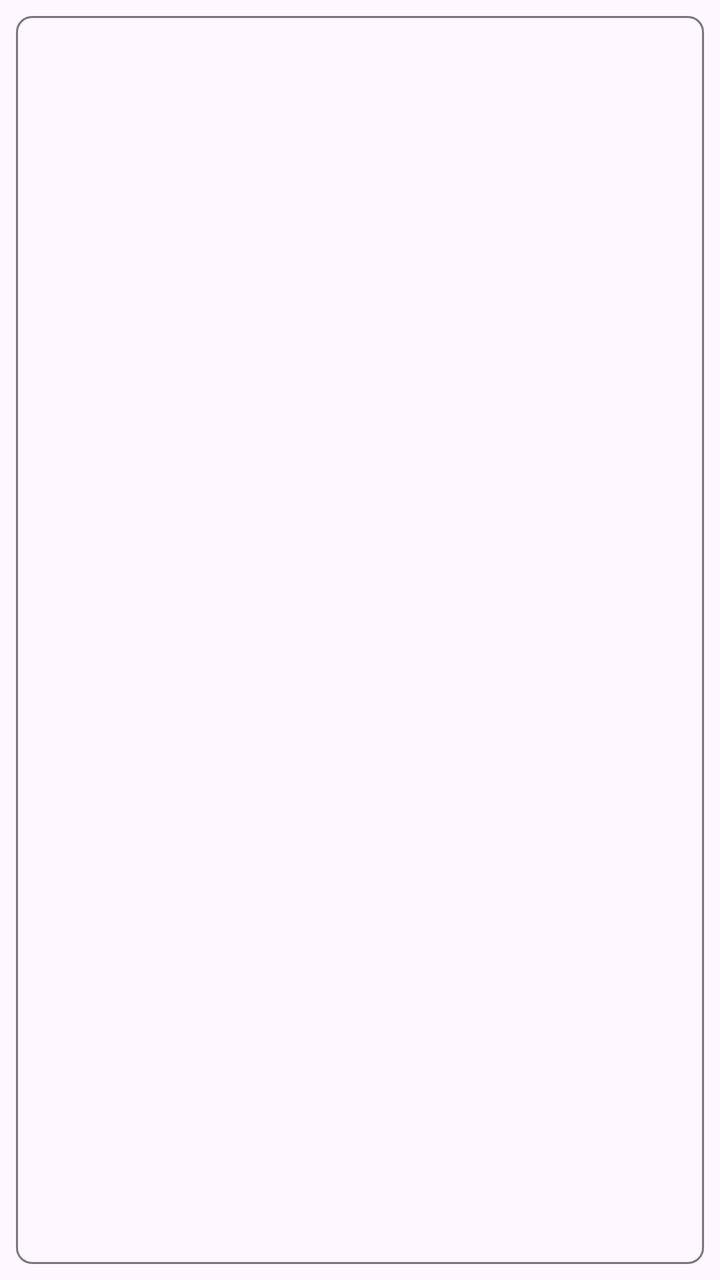
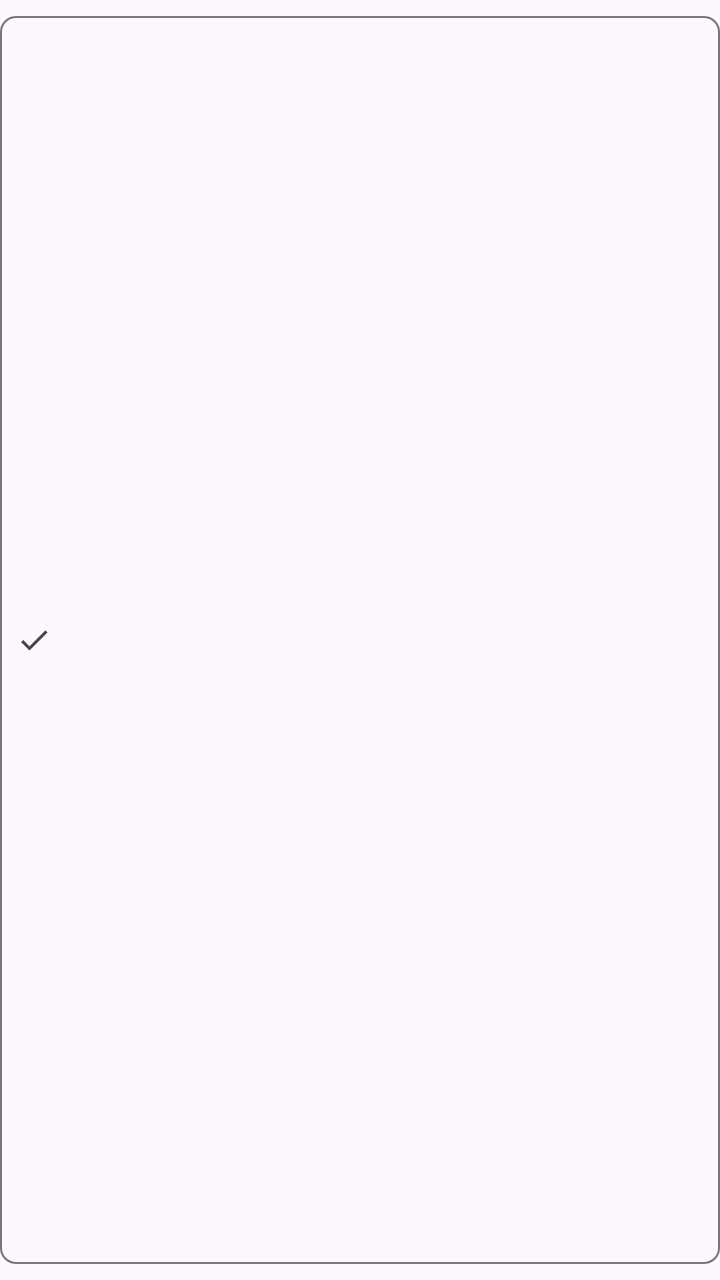

An Android layout rendered at two revisions. The XML below is the earlier revision; the diff shows what the commit changed to produce the second picture.
<!-- AndroidManifest.xml: application theme Theme.ATTrackingDetection -->
<!-- res/layout/include_filter_chip.xml -->
<?xml version="1.0" encoding="utf-8"?>
<layout xmlns:android="http://schemas.android.com/apk/res/android">

    <data>

        <variable
            name="text"
            type="String" />
    </data>

    <com.google.android.material.chip.Chip
        android:id="@+id/filter_device_type_chip"
        style="@style/Widget.Material3.Chip.Filter"
        android:layout_width="wrap_content"
        android:layout_height="wrap_content"
        android:text="@{text}" />
</layout>
<!-- resources referenced by this layout -->
<resources>
  <style name="Theme.ATTrackingDetection" parent="Theme.Material3.DayNight.NoActionBar">
          <item name="colorPrimary">@color/md_theme_primary</item>
          <item name="colorOnPrimary">@color/md_theme_onPrimary</item>
          <item name="colorPrimaryContainer">@color/md_theme_primaryContainer</item>
          <item name="colorOnPrimaryContainer">@color/md_theme_onPrimaryContainer</item>
  
          <item name="colorSecondary">@color/md_theme_secondary</item>
          <item name="colorOnSecondary">@color/md_theme_onSecondary</item>
          <item name="colorSecondaryContainer">@color/md_theme_secondaryContainer</item>
          <item name="colorOnSecondaryContainer">@color/md_theme_onSecondaryContainer</item>
  
          <item name="colorTertiary">@color/md_theme_tertiary</item>
          <item name="colorOnTertiary">@color/md_theme_onTertiary</item>
          <item name="colorTertiaryContainer">@color/md_theme_tertiaryContainer</item>
          <item name="colorOnTertiaryContainer">@color/md_theme_onTertiaryContainer</item>
  
          <item name="colorError">@color/md_theme_error</item>
          <item name="colorOnError">@color/md_theme_onError</item>
          <item name="colorErrorContainer">@color/md_theme_errorContainer</item>
          <item name="colorOnErrorContainer">@color/md_theme_onErrorContainer</item>
  
          <item name="android:windowBackground">@color/md_theme_background</item>
          <item name="android:colorBackground">@color/md_theme_background</item>
  
          <item name="colorSurface">@color/md_theme_surface</item>
          <item name="colorOnSurface">@color/md_theme_onSurface</item>
          <item name="colorSurfaceVariant">@color/md_theme_surfaceVariant</item>
          <item name="colorOnSurfaceVariant">@color/md_theme_onSurfaceVariant</item>
          <item name="colorOutline">@color/md_theme_outline</item>
  
          <item name="android:windowLightStatusBar">true</item>
          <item name="android:windowLightNavigationBar">true</item>
          <item name="android:statusBarColor">@android:color/transparent</item>
          <item name="android:navigationBarColor">@android:color/transparent</item>
      </style>
  <color name="md_theme_primary">#6750A4</color>
  <color name="md_theme_onPrimary">#FFFFFF</color>
  <color name="md_theme_primaryContainer">#EADDFF</color>
  <color name="md_theme_onPrimaryContainer">#21005D</color>
  <color name="md_theme_secondary">#625B71</color>
  <color name="md_theme_onSecondary">#FFFFFF</color>
  <color name="md_theme_secondaryContainer">#E8DEF8</color>
  <color name="md_theme_onSecondaryContainer">#1D192B</color>
  <color name="md_theme_tertiary">#7D5260</color>
  <color name="md_theme_onTertiary">#FFFFFF</color>
  <color name="md_theme_tertiaryContainer">#FFD8E4</color>
  <color name="md_theme_onTertiaryContainer">#31111D</color>
  <color name="md_theme_error">#B3261E</color>
  <color name="md_theme_onError">#FFFFFF</color>
  <color name="md_theme_errorContainer">#F9DEDC</color>
  <color name="md_theme_onErrorContainer">#410E0B</color>
  <color name="md_theme_background">#FEF7FF</color>
  <color name="md_theme_surface">#FEF7FF</color>
  <color name="md_theme_onSurface">#1D1B20</color>
  <color name="md_theme_surfaceVariant">#E7E0EC</color>
  <color name="md_theme_onSurfaceVariant">#49454F</color>
  <color name="md_theme_outline">#79747E</color>
</resources>

<!-- the commit's change to res/layout/include_filter_chip.xml (unified diff, before → after) -->
@@ -1,5 +1,6 @@
 <?xml version="1.0" encoding="utf-8"?>
-<layout xmlns:android="http://schemas.android.com/apk/res/android">
+<layout xmlns:android="http://schemas.android.com/apk/res/android"
+    xmlns:app="http://schemas.android.com/apk/res-auto">
 
     <data>
 
@@ -13,5 +14,10 @@
         style="@style/Widget.Material3.Chip.Filter"
         android:layout_width="wrap_content"
         android:layout_height="wrap_content"
+        android:gravity="center"
+        android:textAlignment="center"
+        app:checkedIconVisible="false"
+        app:chipIcon="@drawable/ic_baseline_check_24"
+        app:chipIconVisible="true"
         android:text="@{text}" />
 </layout>
<!-- resource entries referenced after the edit -->
@@ -1,5 +1,17 @@
 <!-- resources referenced by this layout -->
 <resources>
+  <!-- drawable ic_baseline_check_24 (drawable) -->
+  <?xml version="1.0" encoding="utf-8"?>
+  <vector xmlns:android="http://schemas.android.com/apk/res/android"
+      android:width="24dp"
+      android:height="24dp"
+      android:viewportWidth="24"
+      android:viewportHeight="24"
+      android:tint="?attr/colorControlNormal">
+      <path
+          android:fillColor="@android:color/white"
+          android:pathData="M9,16.17L4.83,12l-1.42,1.41L9,19 21,7l-1.41-1.41z"/>
+  </vector>
   <style name="Theme.ATTrackingDetection" parent="Theme.Material3.DayNight.NoActionBar">
           <item name="colorPrimary">@color/md_theme_primary</item>
           <item name="colorOnPrimary">@color/md_theme_onPrimary</item>
